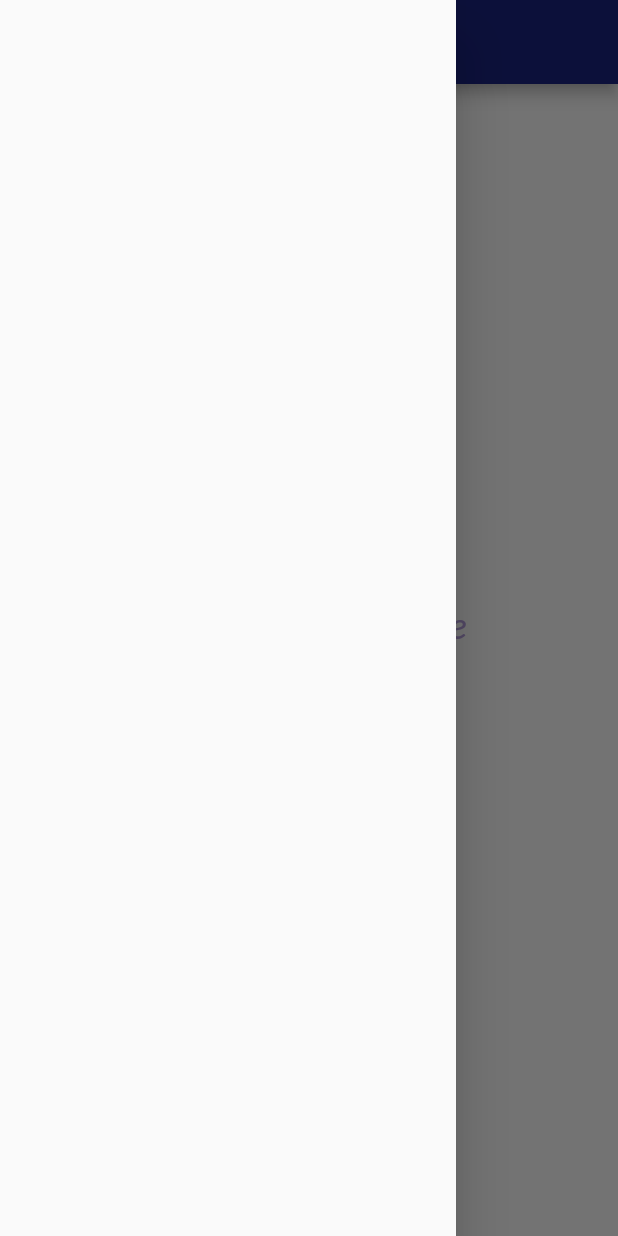
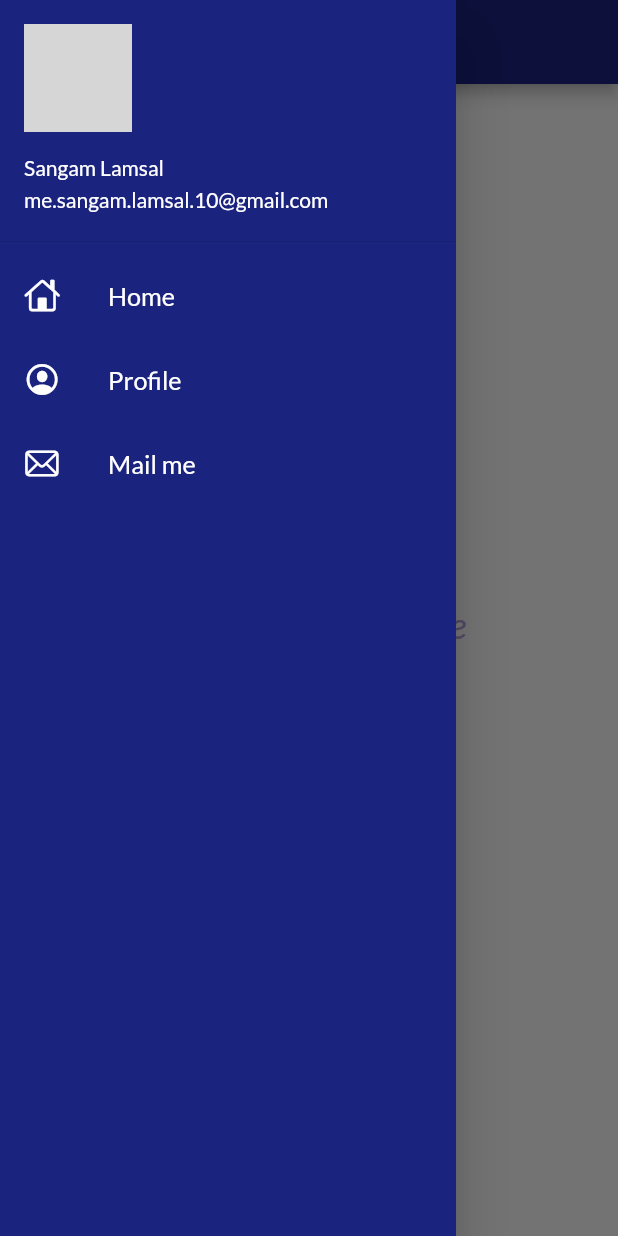
Before and after one commit to lamsalsangam/Flutter, a Flutter app: the screen it shows after launch, with the side drawer open, on a phone screen of 412 x 824 dp. Run offline on Flutter 3.47's test engine with Material 2 defaults, Android fonts, the light colour scheme and no system bars; our stand-ins replace flutter_spinkit, google_fonts; network calls fail; grey boxes are pictures that could not be loaded.

Commit message:
Material Drawer | DevTools | ListView | NetworkImage

```diff
--- a/catalog_app/lib/pages/home_page.dart
+++ b/catalog_app/lib/pages/home_page.dart
@@ -1,3 +1,4 @@
+import 'package:catalog_app/widgets/drawer.dart';
 import 'package:flutter/material.dart';
 
 class MyHomePage extends StatelessWidget{
@@ -13,7 +14,7 @@ class MyHomePage extends StatelessWidget{
         backgroundColor: Colors.indigo[900],
       ),
       drawer: const SafeArea(
-        child: Drawer(),
+        child: MyDrawer(),
       ),
       body: Center(
         child: Column(
--- /dev/null
+++ b/catalog_app/lib/widgets/drawer.dart
@@ -0,0 +1,64 @@
+import 'package:flutter/cupertino.dart';
+import 'package:flutter/material.dart';
+
+class MyDrawer extends StatelessWidget {
+  const MyDrawer({Key? key}) : super(key: key);
+  final imageUrl = "https://avatars.githubusercontent.com/u/121860854?v=4";
+
+  @override
+  Widget build(BuildContext context) {
+    return Drawer(
+      child: Container(
+        color: Colors.indigo[900],
+        child: ListView(
+          padding: EdgeInsets.zero,
+          children: [
+            DrawerHeader(
+                padding: EdgeInsets.zero,
+                child: UserAccountsDrawerHeader(
+                  decoration: BoxDecoration(color: Colors.indigo[900]),
+                  margin: EdgeInsets.zero,
+                  currentAccountPicture: CircleAvatar(
+                    backgroundImage: NetworkImage(imageUrl),
+                  ),
+                  accountName: const Text("Sangam Lamsal"),
+                  accountEmail: const Text("me.sangam.lamsal.10@gmail.com"),
+                  // currentAccountPicture: Image.network(imageUrl),
+                )
+            ),
+            const ListTile(
+              leading: Icon(CupertinoIcons.home, color: Colors.white,),
+              title: Text(
+                'Home',
+                textScaleFactor: 1.2,
+                style: TextStyle(
+                  color: Colors.white,
+                ),
+              ),
+            ),
+            const ListTile(
+              leading: Icon(CupertinoIcons.profile_circled, color: Colors.white,),
+              title: Text(
+                'Profile',
+                textScaleFactor: 1.2,
+                style: TextStyle(
+                  color: Colors.white,
+                ),
+              ),
+            ),
+            const ListTile(
+              leading: Icon(CupertinoIcons.mail, color: Colors.white,),
+              title: Text(
+                'Mail me',
+                textScaleFactor: 1.2,
+                style: TextStyle(
+                  color: Colors.white,
+                ),
+              ),
+            ),
+          ],
+        ),
+      ),
+    );
+  }
+}
```
